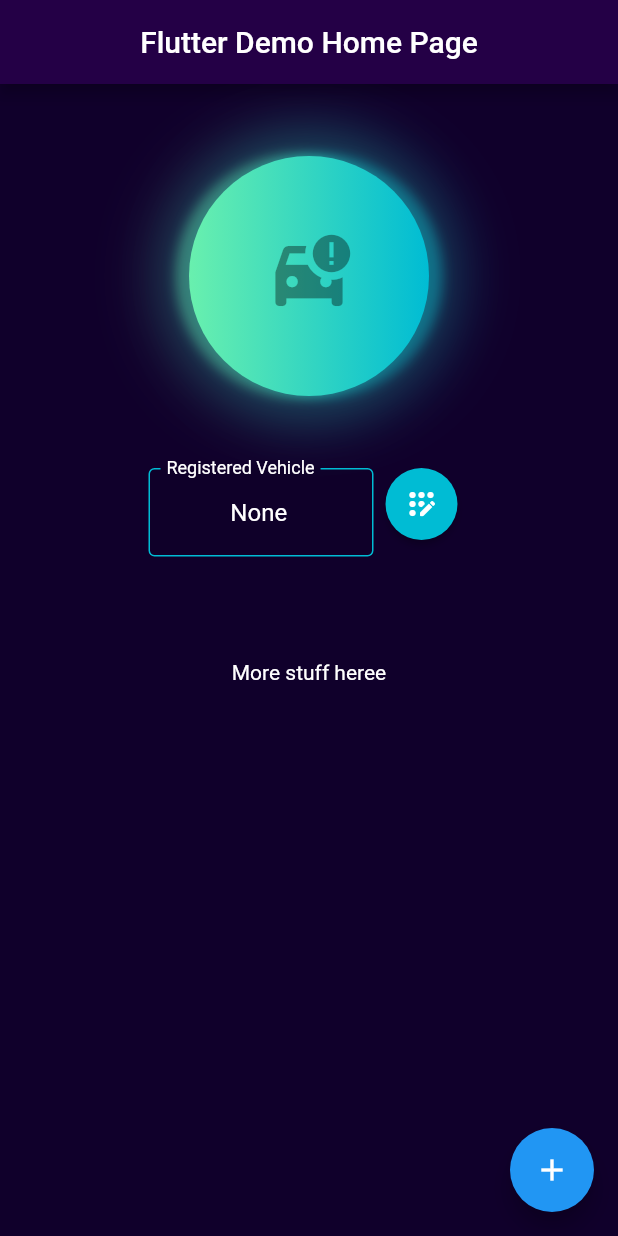
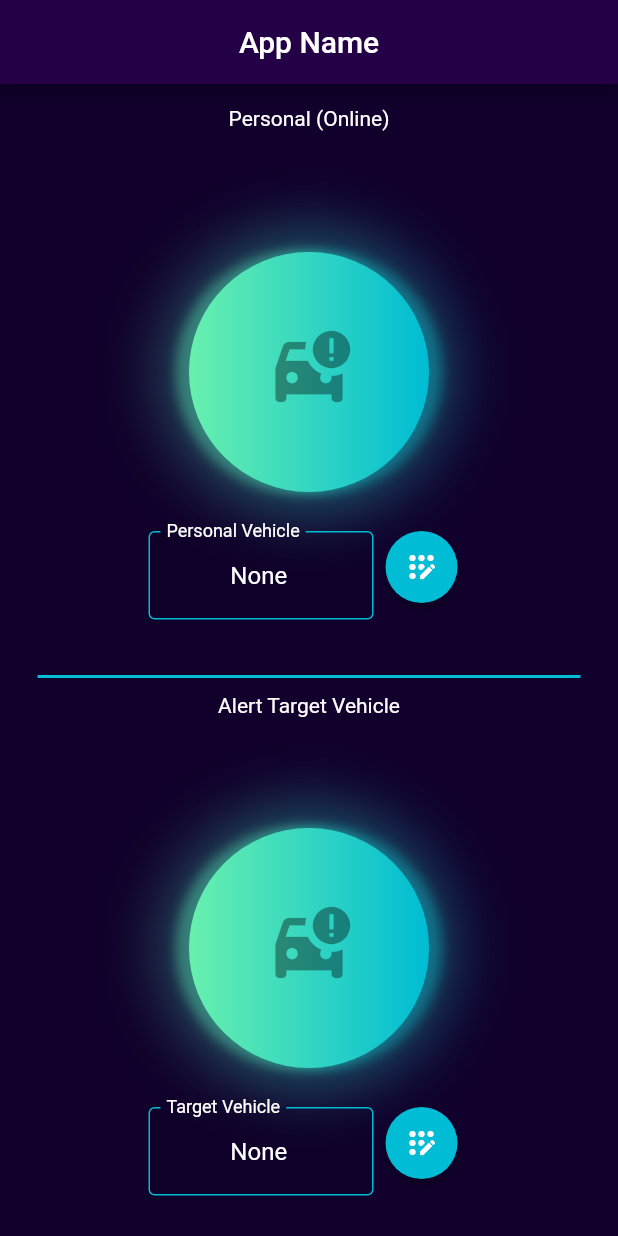
Before and after one commit to ChengCK18/parker-flutter, a Flutter app: the screen it shows after launch, on a phone screen of 412 x 824 dp. Run offline on Flutter 3.47's test engine with Material 2 defaults, Android fonts, the light colour scheme and no system bars.

Commit message:
Added bottom panel UI

```diff
--- /dev/null
+++ b/lib/alert_target_vehicle.dart
@@ -0,0 +1,98 @@
+import 'package:flutter/material.dart';
+
+class AlertTargetVehicle extends StatefulWidget {
+  const AlertTargetVehicle({Key? key}) : super(key: key);
+
+  @override
+  State<AlertTargetVehicle> createState() => _AlertTargetVehicleState();
+}
+
+class _AlertTargetVehicleState extends State<AlertTargetVehicle>
+    with SingleTickerProviderStateMixin {
+  late Animation<double> animation;
+  late AnimationController controller;
+  Color color1 = Colors.greenAccent;
+  Color color2 = Colors.cyan;
+  bool buttonOn = true;
+  @override
+  void initState() {
+    super.initState();
+    controller =
+        AnimationController(duration: const Duration(seconds: 1), vsync: this);
+    animation = Tween<double>(begin: 2, end: 20).animate(controller)
+      ..addListener(() {
+        setState(() {});
+      });
+
+    controller.forward();
+    controller.repeat(reverse: true);
+  }
+
+  @override
+  Widget build(BuildContext context) {
+    return InkWell(
+        splashColor: Colors.white,
+        customBorder: const CircleBorder(),
+        onTap: () {
+          if (buttonOn) {
+            color1 = Colors.black;
+
+            buttonOn = !buttonOn;
+          } else {
+            color1 = Colors.greenAccent;
+
+            buttonOn = !buttonOn;
+          }
+
+          print("Container clicked");
+        },
+        child: Ink(
+          child: IconButton(
+              icon: Icon(Icons.car_crash, size: 60.0),
+              color: Colors.white,
+              onPressed: null),
+          height: 48,
+          width: 160,
+          decoration: BoxDecoration(
+              shape: BoxShape.circle,
+              gradient: LinearGradient(
+                colors: [
+                  color1,
+                  color2,
+                ],
+              ),
+              boxShadow: [
+                BoxShadow(
+                  color: color1.withOpacity(0.4),
+                  spreadRadius: 1,
+                  blurRadius: animation.value,
+                  offset: Offset(-8, 0),
+                ),
+                BoxShadow(
+                  color: color2.withOpacity(0.4),
+                  spreadRadius: 1,
+                  blurRadius: animation.value,
+                  offset: Offset(8, 0),
+                ),
+                BoxShadow(
+                  color: color1.withOpacity(0.2),
+                  spreadRadius: 16,
+                  blurRadius: 32,
+                  offset: Offset(-8, 0),
+                ),
+                BoxShadow(
+                  color: color2.withOpacity(0.2),
+                  spreadRadius: 16,
+                  blurRadius: 32,
+                  offset: Offset(8, 0),
+                )
+              ]),
+        ));
+  }
+
+  @override
+  void dispose() {
+    controller.dispose();
+    super.dispose();
+  }
+}
--- a/lib/control_vec.dart
+++ /dev/null
@@ -1,99 +0,0 @@
-import 'package:flutter/material.dart';
-
-class ControlVec extends StatefulWidget {
-  const ControlVec({Key? key}) : super(key: key);
-
-  @override
-  State<ControlVec> createState() => _ControlVecState();
-}
-
-class _ControlVecState extends State<ControlVec>
-    with SingleTickerProviderStateMixin {
-  late Animation<double> animation;
-  late AnimationController controller;
-  Color color1 = Colors.greenAccent;
-  Color color2 = Colors.cyan;
-  bool buttonOn = false;
-  @override
-  void initState() {
-    super.initState();
-    controller =
-        AnimationController(duration: const Duration(seconds: 1), vsync: this);
-    animation = Tween<double>(begin: 2, end: 20).animate(controller)
-      ..addListener(() {
-        setState(() {});
-      });
-
-    controller.forward();
-    controller.repeat(reverse: true);
-  }
-
-  @override
-  Widget build(BuildContext context) {
-    return Container(
-        child: InkWell(
-            splashColor: Colors.white,
-            customBorder: const CircleBorder(),
-            onTap: () {
-              if (buttonOn) {
-                color1 = Colors.black;
-
-                buttonOn = !buttonOn;
-              } else {
-                color1 = Colors.greenAccent;
-
-                buttonOn = !buttonOn;
-              }
-
-              print("Container clicked");
-            },
-            child: Ink(
-              child: IconButton(
-                  icon: Icon(Icons.car_crash, size: 60.0),
-                  color: Colors.white,
-                  onPressed: null),
-              height: 48,
-              width: 160,
-              decoration: BoxDecoration(
-                  shape: BoxShape.circle,
-                  gradient: LinearGradient(
-                    colors: [
-                      color1,
-                      color2,
-                    ],
-                  ),
-                  boxShadow: [
-                    BoxShadow(
-                      color: color1.withOpacity(0.4),
-                      spreadRadius: 1,
-                      blurRadius: animation.value,
-                      offset: Offset(-8, 0),
-                    ),
-                    BoxShadow(
-                      color: color2.withOpacity(0.4),
-                      spreadRadius: 1,
-                      blurRadius: animation.value,
-                      offset: Offset(8, 0),
-                    ),
-                    BoxShadow(
-                      color: color1.withOpacity(0.2),
-                      spreadRadius: 16,
-                      blurRadius: 32,
-                      offset: Offset(-8, 0),
-                    ),
-                    BoxShadow(
-                      color: color2.withOpacity(0.2),
-                      spreadRadius: 16,
-                      blurRadius: 32,
-                      offset: Offset(8, 0),
-                    )
-                  ]),
-            )));
-  }
-
-  @override
-  void dispose() {
-    controller.dispose();
-    super.dispose();
-  }
-}
--- a/lib/main.dart
+++ b/lib/main.dart
@@ -1,7 +1,9 @@
 import 'package:flutter/material.dart';
-import 'package:parker/dropdown_vec.dart';
-import 'dropdown_vec.dart';
-import 'control_vec.dart';
+import 'package:parker/register_vec.dart';
+import 'package:parker/request_vec.dart';
+import 'toggle_personal_vehicle.dart';
+import 'register_vec.dart';
+import 'alert_target_vehicle.dart';
 
 void main() {
   runApp(const MyApp());
@@ -24,7 +26,7 @@ class MyApp extends StatelessWidget {
             displayColor: Colors.blue,
           ),
           scaffoldBackgroundColor: const Color(0xff10002b)),
-      home: const MyHomePage(title: 'Flutter Demo Home Page'),
+      home: const MyHomePage(title: 'App Name'),
     );
   }
 }
@@ -60,55 +62,49 @@ class _MyHomePageState extends State<MyHomePage> {
         child: Column(
           crossAxisAlignment: CrossAxisAlignment.center,
           children: <Widget>[
-            Expanded(flex: 2, child: ControlVec()),
             Expanded(
                 flex: 1,
-                child: Row(
-                    mainAxisAlignment: MainAxisAlignment.center,
-                    crossAxisAlignment: CrossAxisAlignment.start,
-                    children: <Widget>[
-                      SizedBox(
-                        width: 150,
-                        child: TextFormField(
-                          textAlign: TextAlign.center,
-                          initialValue: vecPlateNum,
-                          style: TextStyle(color: Colors.white),
-                          decoration: const InputDecoration(
-                            filled: true,
-                            alignLabelWithHint: true,
-                            enabledBorder: OutlineInputBorder(
-                              borderSide: BorderSide(color: Colors.cyan),
-                            ),
-                            //[focusedBorder], displayed when [TextField, InputDecorator.isFocused] is true
-                            focusedBorder: OutlineInputBorder(
-                              borderSide: BorderSide(color: Colors.cyan),
-                            ),
-                            labelText: 'Registered Vehicle',
-                            labelStyle: TextStyle(color: Colors.white),
+                child: Container(
+                    margin: const EdgeInsets.only(top: 15),
+                    child: Column(
+                        crossAxisAlignment: CrossAxisAlignment.stretch,
+                        mainAxisAlignment: MainAxisAlignment.start,
+                        children: <Widget>[
+                          Row(
+                            mainAxisAlignment: MainAxisAlignment.center,
+                            children: const <Widget>[Text('Personal (Online)')],
                           ),
-                        ),
-                      ),
-                      ElevatedButton(
-                        onPressed: () {},
-                        child: Icon(Icons.app_registration_rounded,
-                            color: Colors.white),
-                        style: ElevatedButton.styleFrom(
-                          shape: CircleBorder(),
-                          padding: EdgeInsets.all(12),
-                          primary: Colors.cyan, // <-- Button color
-                          onPrimary: Colors.white, // <-- Splash color
-                        ),
-                      )
-                    ])),
-            Expanded(flex: 3, child: Text("More stuff heree"))
+                        ]))),
+            Expanded(flex: 2, child: TogglePersonalVehicle()),
+            Expanded(flex: 1, child: RegisterVec()),
+            Expanded(
+                flex: 1,
+                child: Container(
+                    margin:
+                        const EdgeInsets.only(left: 25.0, right: 25.0, top: 10),
+                    decoration: const BoxDecoration(
+                        border: Border(
+                            top: BorderSide(color: Colors.cyan, width: 2))),
+                    child: Column(
+                        crossAxisAlignment: CrossAxisAlignment.stretch,
+                        mainAxisAlignment: MainAxisAlignment.start,
+                        children: <Widget>[
+                          Row(
+                            mainAxisAlignment: MainAxisAlignment.center,
+                            children: <Widget>[
+                              Container(
+                                  margin: const EdgeInsets.only(top: 10),
+                                  child: const Text('Alert Target Vehicle'))
+                            ],
+                          ),
+                        ]))),
+            Expanded(flex: 2, child: AlertTargetVehicle()),
+            Expanded(flex: 1, child: RequestVec())
           ],
         ),
       ),
-      floatingActionButton: FloatingActionButton(
-        onPressed: _incrementCounter,
-        tooltip: 'Increment',
-        child: const Icon(Icons.add),
-      ), // This trailing comma makes auto-formatting nicer for build methods.
+
+      // This trailing comma makes auto-formatting nicer for build methods.
     );
   }
 }
--- /dev/null
+++ b/lib/register_vec.dart
@@ -0,0 +1,53 @@
+import 'package:flutter/material.dart';
+
+class RegisterVec extends StatefulWidget {
+  const RegisterVec({Key? key}) : super(key: key);
+
+  @override
+  State<RegisterVec> createState() => _RegisterVecState();
+}
+
+class _RegisterVecState extends State<RegisterVec> {
+  @override
+  Widget build(BuildContext context) {
+    return Container(
+        margin: const EdgeInsets.only(top: 10),
+        child: Row(
+            mainAxisAlignment: MainAxisAlignment.center,
+            crossAxisAlignment: CrossAxisAlignment.start,
+            children: <Widget>[
+              SizedBox(
+                width: 150,
+                child: TextFormField(
+                  textAlign: TextAlign.center,
+                  initialValue: 'None',
+                  style: TextStyle(color: Colors.white),
+                  decoration: const InputDecoration(
+                    filled: true,
+                    alignLabelWithHint: true,
+                    enabledBorder: OutlineInputBorder(
+                      borderSide: BorderSide(color: Colors.cyan),
+                    ),
+                    //[focusedBorder], displayed when [TextField, InputDecorator.isFocused] is true
+                    focusedBorder: OutlineInputBorder(
+                      borderSide: BorderSide(color: Colors.cyan),
+                    ),
+                    labelText: 'Personal Vehicle',
+                    labelStyle: TextStyle(color: Colors.white),
+                  ),
+                ),
+              ),
+              ElevatedButton(
+                onPressed: () {},
+                child:
+                    Icon(Icons.app_registration_rounded, color: Colors.white),
+                style: ElevatedButton.styleFrom(
+                  shape: CircleBorder(),
+                  padding: EdgeInsets.all(12),
+                  primary: Colors.cyan, // <-- Button color
+                  onPrimary: Colors.white, // <-- Splash color
+                ),
+              )
+            ]));
+  }
+}
--- /dev/null
+++ b/lib/request_vec.dart
@@ -0,0 +1,53 @@
+import 'package:flutter/material.dart';
+
+class RequestVec extends StatefulWidget {
+  const RequestVec({Key? key}) : super(key: key);
+
+  @override
+  State<RequestVec> createState() => _RequestVecState();
+}
+
+class _RequestVecState extends State<RequestVec> {
+  @override
+  Widget build(BuildContext context) {
+    return Container(
+        margin: const EdgeInsets.only(top: 10),
+        child: Row(
+            mainAxisAlignment: MainAxisAlignment.center,
+            crossAxisAlignment: CrossAxisAlignment.start,
+            children: <Widget>[
+              SizedBox(
+                width: 150,
+                child: TextFormField(
+                  textAlign: TextAlign.center,
+                  initialValue: 'None',
+                  style: TextStyle(color: Colors.white),
+                  decoration: const InputDecoration(
+                    filled: true,
+                    alignLabelWithHint: true,
+                    enabledBorder: OutlineInputBorder(
+                      borderSide: BorderSide(color: Colors.cyan),
+                    ),
+                    //[focusedBorder], displayed when [TextField, InputDecorator.isFocused] is true
+                    focusedBorder: OutlineInputBorder(
+                      borderSide: BorderSide(color: Colors.cyan),
+                    ),
+                    labelText: 'Target Vehicle',
+                    labelStyle: TextStyle(color: Colors.white),
+                  ),
+                ),
+              ),
+              ElevatedButton(
+                onPressed: () {},
+                child:
+                    Icon(Icons.app_registration_rounded, color: Colors.white),
+                style: ElevatedButton.styleFrom(
+                  shape: CircleBorder(),
+                  padding: EdgeInsets.all(12),
+                  primary: Colors.cyan, // <-- Button color
+                  onPrimary: Colors.white, // <-- Splash color
+                ),
+              )
+            ]));
+  }
+}
--- a/lib/dropdown_vec.dart
+++ b/lib/toggle_personal_vehicle.dart
@@ -1,21 +1,19 @@
-import 'dart:ffi';
-
 import 'package:flutter/material.dart';
 
-class DropdownVec extends StatefulWidget {
-  const DropdownVec({Key? key}) : super(key: key);
+class TogglePersonalVehicle extends StatefulWidget {
+  const TogglePersonalVehicle({Key? key}) : super(key: key);
 
   @override
-  State<DropdownVec> createState() => _DropdownVecState();
+  State<TogglePersonalVehicle> createState() => _TogglePersonalVehicleState();
 }
 
-class _DropdownVecState extends State<DropdownVec>
+class _TogglePersonalVehicleState extends State<TogglePersonalVehicle>
     with SingleTickerProviderStateMixin {
   late Animation<double> animation;
   late AnimationController controller;
   Color color1 = Colors.greenAccent;
   Color color2 = Colors.cyan;
-  bool buttonOn = false;
+  bool buttonOn = true;
   @override
   void initState() {
     super.initState();
```
